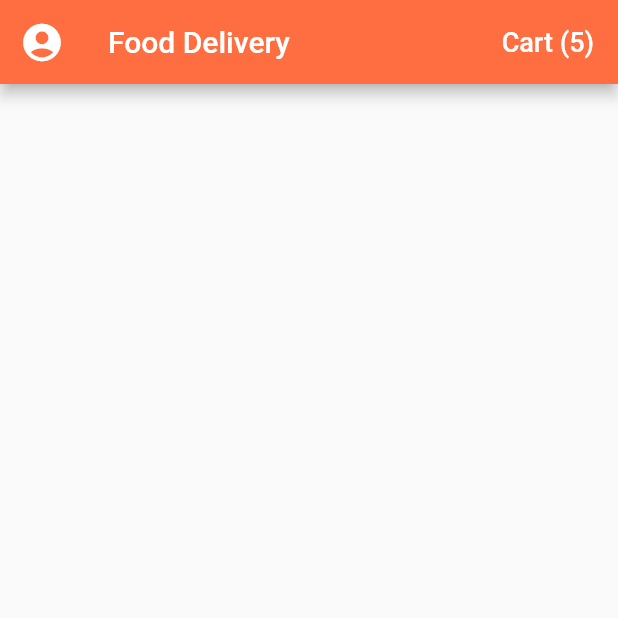
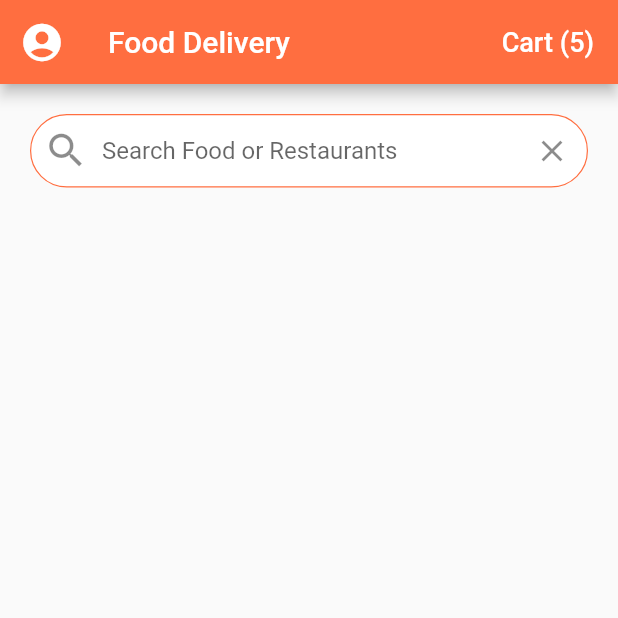
Before and after one commit to raj-vora/food_delivery_ui, a Flutter app: the screen it shows after launch, on a phone screen of 412 x 824 dp, the top half of it. Run offline on Flutter 3.47's test engine with Material 2 defaults, Android fonts, the phone set to English and light mode, and no system bars.

Commit message:
home_screen: add search bar

```diff
--- a/lib/screens/home_screen.dart
+++ b/lib/screens/home_screen.dart
@@ -32,6 +32,40 @@ class _HomeScreenState extends State<HomeScreen> {
           ),
         ],
       ),
+      body: ListView(
+        children: [
+          Padding(
+            padding: EdgeInsets.all(20.0),
+            child: TextField(
+              decoration: InputDecoration(
+                contentPadding: EdgeInsets.symmetric(vertical: 15.0),
+                fillColor: Colors.white,
+                filled: true,
+                border: OutlineInputBorder(
+                  borderRadius: BorderRadius.circular(30.0),
+                  borderSide: BorderSide(width: 0.8),
+                ),
+                enabledBorder: OutlineInputBorder(
+                  borderRadius: BorderRadius.circular(30.0),
+                  borderSide: BorderSide(
+                    width: 0.8,
+                    color: Theme.of(context).primaryColor,
+                  ),
+                ),
+                hintText: 'Search Food or Restaurants',
+                prefixIcon: Icon(
+                  Icons.search,
+                  size: 30.0,
+                ),
+                suffixIcon: IconButton(
+                  icon: Icon(Icons.clear),
+                  onPressed: () {},
+                ),
+              ),
+            ),
+          ),
+        ],
+      ),
     );
   }
 }
```
